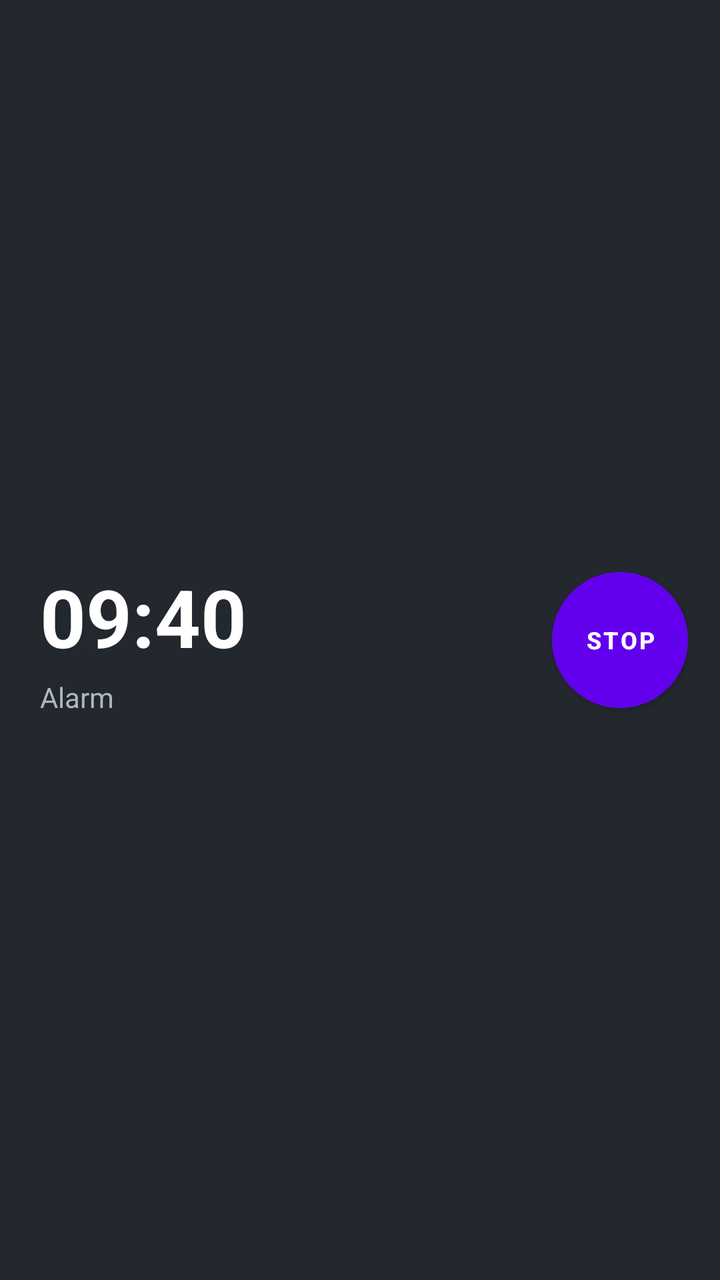
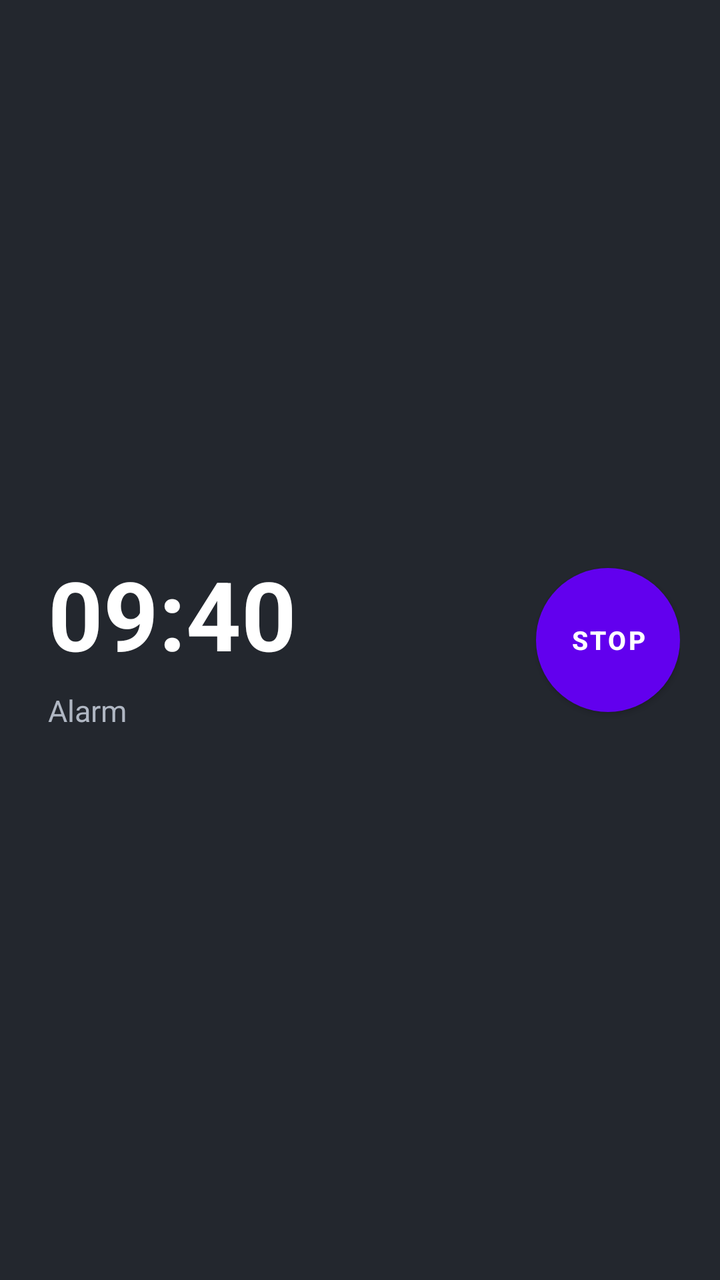

The first picture is an Android layout as it rendered before a commit; the second is the same layout after the commit. The layout source and the unified diff follow.
<!-- AndroidManifest.xml: fallback theme Theme.MaterialComponents.DayNight.NoActionBar -->
<!-- res/layout/notif_alarm_ringing.xml -->
<?xml version="1.0" encoding="utf-8"?>
<LinearLayout xmlns:android="http://schemas.android.com/apk/res/android"
    android:layout_width="match_parent"
    android:layout_height="wrap_content"
    android:orientation="horizontal"
    android:gravity="center_vertical"
    android:paddingStart="20dp"
    android:paddingEnd="16dp"
    android:paddingTop="14dp"
    android:paddingBottom="14dp"
    android:background="#23272E">

    <LinearLayout
        android:layout_width="0dp"
        android:layout_height="wrap_content"
        android:layout_weight="1"
        android:orientation="vertical">

        <TextView
            android:id="@+id/notif_time"
            android:layout_width="wrap_content"
            android:layout_height="wrap_content"
            android:text="09:40"
            android:textSize="40sp"
            android:textStyle="bold"
            android:textColor="#FFFFFF"
            android:maxLines="1" />

        <TextView
            android:id="@+id/notif_info"
            android:layout_width="match_parent"
            android:layout_height="wrap_content"
            android:layout_marginTop="4dp"
            android:text="Alarm"
            android:textSize="14sp"
            android:textColor="#B0B7C3"
            android:maxLines="1"
            android:ellipsize="end"
            android:singleLine="true" />
    </LinearLayout>

    <Button
        android:id="@+id/notif_stop"
        android:layout_width="68dp"
        android:layout_height="68dp"
        android:layout_marginStart="12dp"
        android:text="Stop"
        android:textSize="12sp"
        android:textStyle="bold"
        android:textColor="#FFFFFF"
        android:maxLines="1"
        android:background="@drawable/notif_stop_circle" />
</LinearLayout>
<!-- resources referenced by this layout -->
<resources>
  <!-- drawable notif_stop_circle (drawable) -->
  <?xml version="1.0" encoding="utf-8"?>
  <shape xmlns:android="http://schemas.android.com/apk/res/android"
      android:shape="oval">
      <solid android:color="#2196F3" />
  </shape>
</resources>

<!-- the commit's change to res/layout/notif_alarm_ringing.xml (unified diff, before → after) -->
@@ -4,10 +4,10 @@
     android:layout_height="wrap_content"
     android:orientation="horizontal"
     android:gravity="center_vertical"
-    android:paddingStart="20dp"
-    android:paddingEnd="16dp"
-    android:paddingTop="14dp"
-    android:paddingBottom="14dp"
+    android:paddingStart="24dp"
+    android:paddingEnd="20dp"
+    android:paddingTop="18dp"
+    android:paddingBottom="18dp"
     android:background="#23272E">
 
     <LinearLayout
@@ -21,18 +21,19 @@
             android:layout_width="wrap_content"
             android:layout_height="wrap_content"
             android:text="09:40"
-            android:textSize="40sp"
+            android:textSize="48sp"
             android:textStyle="bold"
             android:textColor="#FFFFFF"
-            android:maxLines="1" />
+            android:maxLines="1"
+            android:singleLine="true" />
 
         <TextView
             android:id="@+id/notif_info"
             android:layout_width="match_parent"
             android:layout_height="wrap_content"
-            android:layout_marginTop="4dp"
+            android:layout_marginTop="6dp"
             android:text="Alarm"
-            android:textSize="14sp"
+            android:textSize="15sp"
             android:textColor="#B0B7C3"
             android:maxLines="1"
             android:ellipsize="end"
@@ -41,13 +42,14 @@
 
     <Button
         android:id="@+id/notif_stop"
-        android:layout_width="68dp"
-        android:layout_height="68dp"
-        android:layout_marginStart="12dp"
+        android:layout_width="72dp"
+        android:layout_height="72dp"
+        android:layout_marginStart="16dp"
         android:text="Stop"
-        android:textSize="12sp"
+        android:textSize="13sp"
         android:textStyle="bold"
         android:textColor="#FFFFFF"
         android:maxLines="1"
+        android:singleLine="true"
         android:background="@drawable/notif_stop_circle" />
 </LinearLayout>
